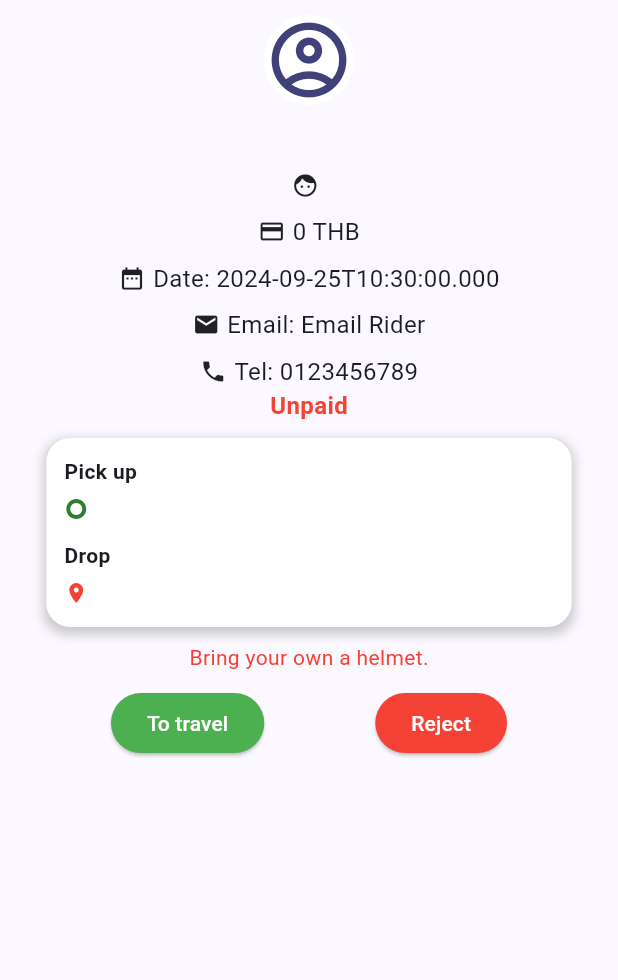
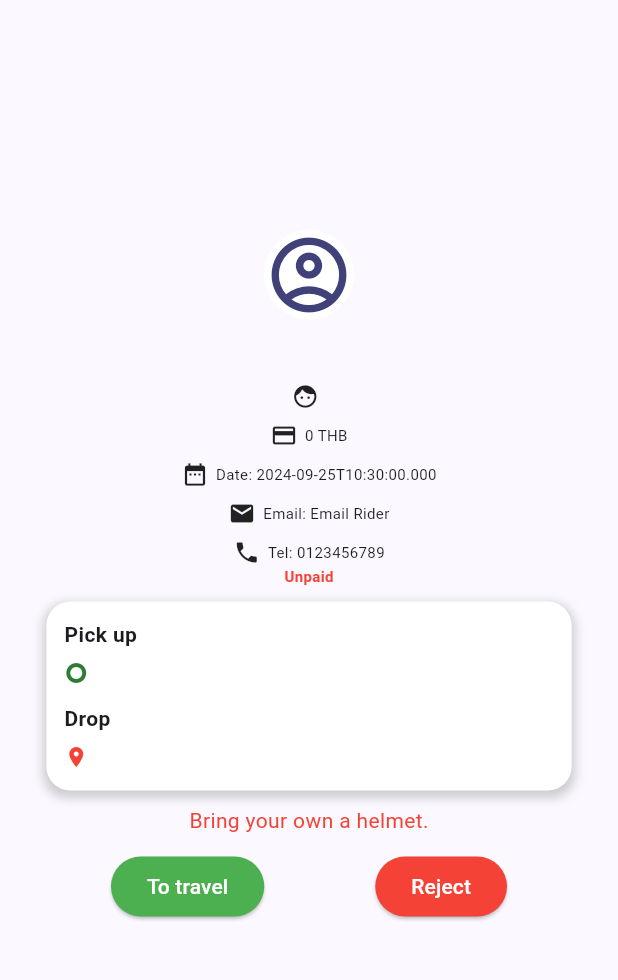
Before and after one commit to RELIEFCOSPLAY/GOTWO_APP, a Flutter app: the GotwoConRider screen opened directly with empty values, on a phone screen of 412 x 824 dp, the part 84-1064 px from its top. Run offline on Flutter 3.47's test engine with Material 3 defaults, Android fonts, the phone set to English and light mode, and no system bars; our stand-ins replace flutter_secure_storage, image_picker, lorem_ipsum, shared_preferences; accounts and stored records are empty.

Commit message:
Merge branch 'master' of https://github.com/RELIEFCOSPLAY/gotwo_app

```diff
--- a/lib/Page_n/gotwo_confirmRider.dart
+++ b/lib/Page_n/gotwo_confirmRider.dart
@@ -106,7 +106,7 @@ class _GotwoConRider extends State<GotwoConRider> {
           children: [
             const Icon(Icons.face, size: 18),
             const SizedBox(width: 5),
-            Text(sex, style: const TextStyle(fontSize: 16)),
+            Text(sex, style: const TextStyle(fontSize: 10)),
           ],
         ),
         const SizedBox(height: 8),
@@ -115,7 +115,7 @@ class _GotwoConRider extends State<GotwoConRider> {
           children: [
             const Icon(Icons.credit_card, size: 18),
             const SizedBox(width: 5),
-            Text("$balance THB", style: const TextStyle(fontSize: 16)),
+            Text("$balance THB", style: const TextStyle(fontSize: 10)),
           ],
         ),
         const SizedBox(height: 8),
@@ -124,7 +124,7 @@ class _GotwoConRider extends State<GotwoConRider> {
           children: [
             const Icon(Icons.date_range, size: 18),
             const SizedBox(width: 5),
-            Text("Date: $date", style: const TextStyle(fontSize: 16)),
+            Text("Date: $date", style: const TextStyle(fontSize: 10)),
           ],
         ),
         const SizedBox(height: 8),
@@ -133,7 +133,7 @@ class _GotwoConRider extends State<GotwoConRider> {
           children: [
             const Icon(Icons.email, size: 18),
             const SizedBox(width: 5),
-            Text("Email: $email", style: const TextStyle(fontSize: 16)),
+            Text("Email: $email", style: const TextStyle(fontSize: 10)),
           ],
         ),
         const SizedBox(height: 8),
@@ -142,7 +142,7 @@ class _GotwoConRider extends State<GotwoConRider> {
           children: [
             const Icon(Icons.phone, size: 18),
             const SizedBox(width: 5),
-            Text("Tel: $tel", style: const TextStyle(fontSize: 16)),
+            Text("Tel: $tel", style: const TextStyle(fontSize: 10)),
           ],
         ),
       ],
@@ -207,12 +207,12 @@ class _GotwoConRider extends State<GotwoConRider> {
         ? const Text(
             'Paid',
             style: TextStyle(
-                color: Colors.green, fontSize: 16, fontWeight: FontWeight.bold),
+                color: Colors.green, fontSize: 10, fontWeight: FontWeight.bold),
           )
         : const Text(
             'Unpaid',
             style: TextStyle(
-                color: Colors.red, fontSize: 16, fontWeight: FontWeight.bold),
+                color: Colors.red, fontSize: 10, fontWeight: FontWeight.bold),
           );
   }
 
@@ -233,10 +233,14 @@ class _GotwoConRider extends State<GotwoConRider> {
         title: const Text('Confirm', style: TextStyle(color: Colors.white)),
         centerTitle: true,
       ),
-      body: SingleChildScrollView(
-        // เพิ่ม SingleChildScrollView เพื่อให้สามารถเลื่อนขึ้นลงได้
-        child: Center(
+      body: Center(
+        child: SizedBox(
+          height: MediaQuery.of(context).size.height -
+              kToolbarHeight -
+              36, // ลดขนาดเล็กน้อยเพื่อป้องกันการล้น
           child: Column(
+            mainAxisAlignment: MainAxisAlignment.center,
+            mainAxisSize: MainAxisSize.min,
             children: <Widget>[
               const SizedBox(height: 10),
               _userData(
@@ -283,8 +287,7 @@ class _GotwoConRider extends State<GotwoConRider> {
                   ),
                 ],
               ),
-              const SizedBox(
-                  height: 20), // เพิ่ม Space เพื่อป้องกันการล้น
+              const SizedBox(height: 10), // ลดขนาดเพื่อป้องกันการล้น
             ],
           ),
         ),
```
Also changed, not shown: lib/Page_n/gotwo_cancel.dart (+5 -5 lines), lib/Page_n/gotwo_confirmCustomer.dart (+10 -5 lines), lib/Page_n/gotwo_success_paid.dart (+4 -4 lines), lib/Page_n/gotwo_success_unpaid.dart (+5 -5 lines), lib/Page_n/gotwo_totravel.dart (+5 -5 lines).
